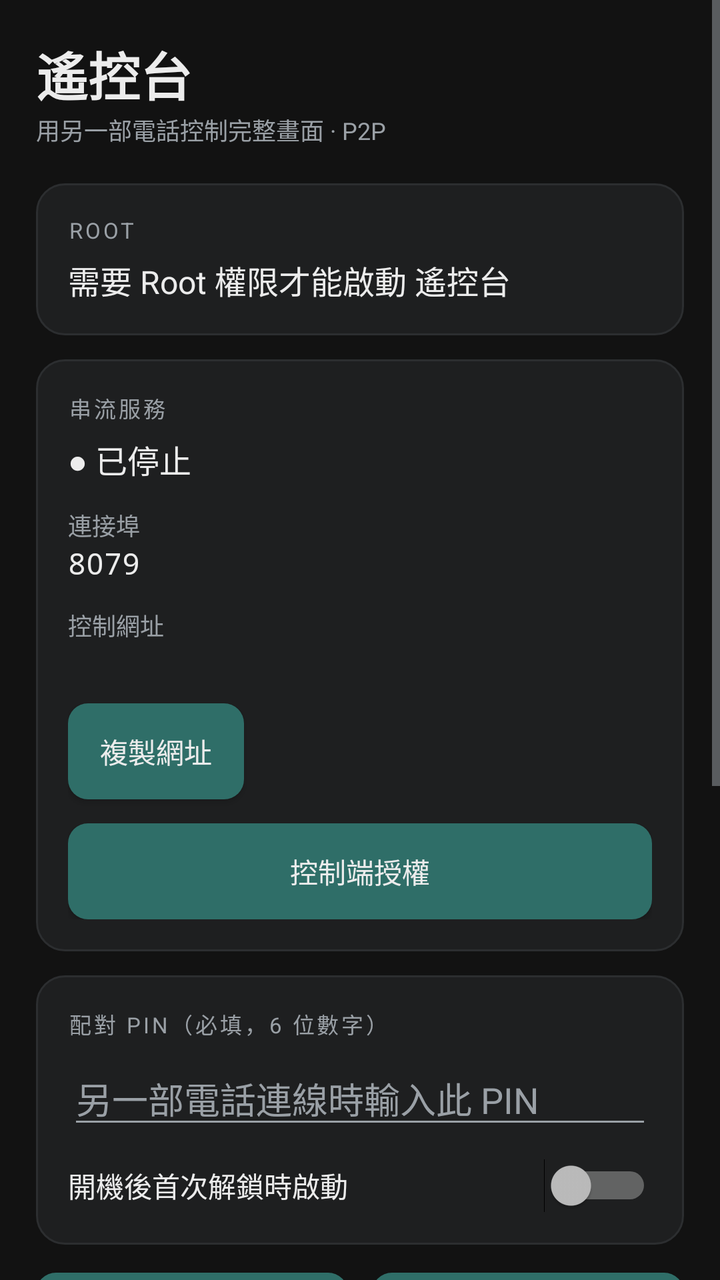
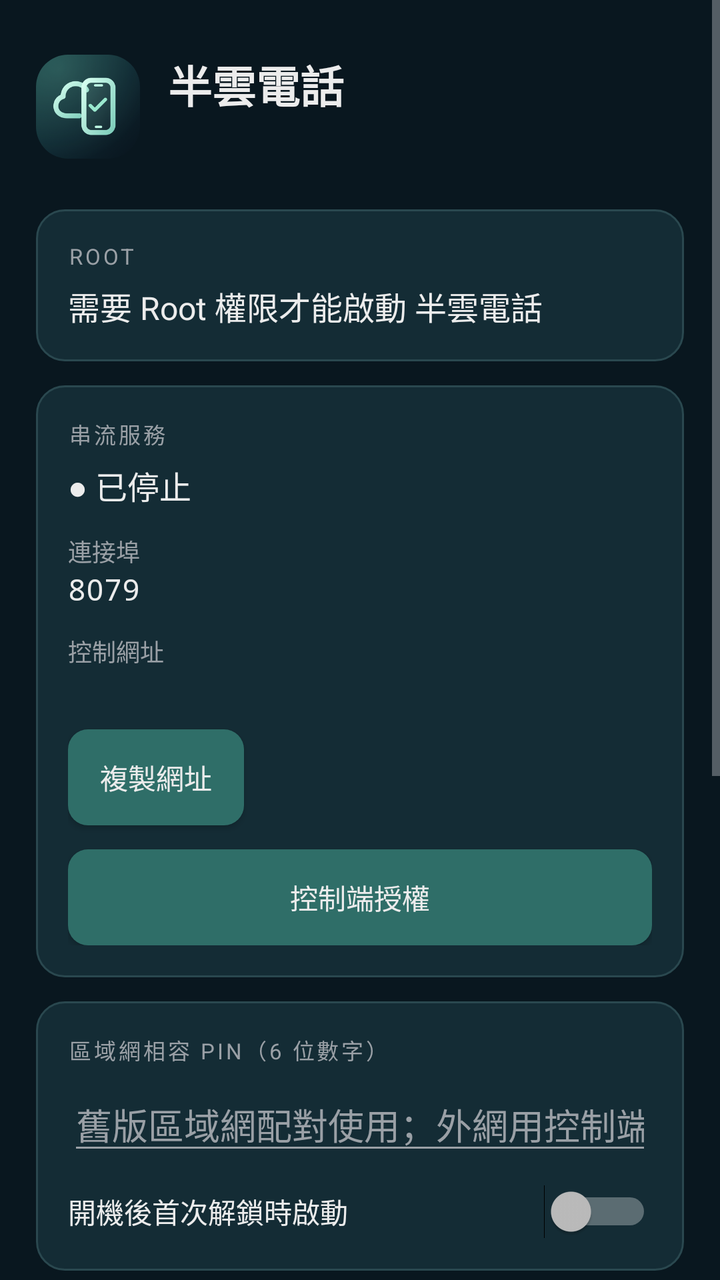

Compare the two renders of this Android layout. The source of the first and the diff that turns it into the second are given below.
<!-- AndroidManifest.xml: application theme Theme.WebScreen -->
<!-- res/layout/activity_main.xml -->
<?xml version="1.0" encoding="utf-8"?>
<ScrollView xmlns:android="http://schemas.android.com/apk/res/android"
    android:layout_width="match_parent"
    android:layout_height="match_parent"
    android:background="@color/bg"
    android:fillViewport="true">

    <LinearLayout
        android:layout_width="match_parent"
        android:layout_height="wrap_content"
        android:orientation="vertical"
        android:padding="18dp">

        <TextView
            android:layout_width="wrap_content"
            android:layout_height="wrap_content"
            android:text="@string/app_name"
            android:textColor="@color/text_primary"
            android:textSize="26sp"
            android:textStyle="bold" />

        <TextView
            android:layout_width="wrap_content"
            android:layout_height="wrap_content"
            android:layout_marginBottom="18dp"
            android:text="@string/subtitle"
            android:textColor="@color/text_secondary"
            android:textSize="12sp" />

        
        <LinearLayout
            style="@style/Card"
            android:layout_width="match_parent"
            android:layout_height="wrap_content">

            <TextView
                style="@style/CardLabel"
                android:layout_width="wrap_content"
                android:layout_height="wrap_content"
                android:text="@string/label_root" />

            <TextView
                android:id="@+id/rootStatus"
                style="@style/CardValue"
                android:layout_width="wrap_content"
                android:layout_height="wrap_content"
                android:text="@string/need_root" />
        </LinearLayout>

        
        <LinearLayout
            style="@style/Card"
            android:layout_width="match_parent"
            android:layout_height="wrap_content"
            android:layout_marginTop="12dp">

            <TextView
                style="@style/CardLabel"
                android:layout_width="wrap_content"
                android:layout_height="wrap_content"
                android:text="@string/label_server" />

            <TextView
                android:id="@+id/serverStatus"
                style="@style/CardValue"
                android:layout_width="wrap_content"
                android:layout_height="wrap_content"
                android:text="@string/server_stopped" />

            <TextView
                android:layout_width="wrap_content"
                android:layout_height="wrap_content"
                android:layout_marginTop="12dp"
                android:text="@string/label_port"
                android:textColor="@color/text_secondary"
                android:textSize="12sp" />

            <TextView
                android:id="@+id/portView"
                android:layout_width="wrap_content"
                android:layout_height="wrap_content"
                android:fontFamily="monospace"
                android:text="8079"
                android:textColor="@color/text_primary"
                android:textSize="15sp" />

            <TextView
                android:layout_width="wrap_content"
                android:layout_height="wrap_content"
                android:layout_marginTop="12dp"
                android:text="@string/label_address"
                android:textColor="@color/text_secondary"
                android:textSize="12sp" />

            <TextView
                android:id="@+id/addressView"
                android:layout_width="match_parent"
                android:layout_height="wrap_content"
                android:fontFamily="monospace"
                android:textIsSelectable="true"
                android:textColor="@color/accent"
                android:textSize="15sp" />

            <Button
                android:id="@+id/copyButton"
                android:layout_width="wrap_content"
                android:layout_height="wrap_content"
                android:layout_marginTop="10dp"
                android:background="@drawable/button_bg"
                android:text="@string/action_copy"
                android:textColor="@color/text_primary" />

            <Button
                android:id="@+id/controllerTrustButton"
                android:layout_width="match_parent"
                android:layout_height="wrap_content"
                android:layout_marginTop="12dp"
                android:background="@drawable/button_bg"
                android:text="控制端授權"
                android:textColor="@color/text_primary" />
        </LinearLayout>

        
        <LinearLayout
            style="@style/Card"
            android:layout_width="match_parent"
            android:layout_height="wrap_content"
            android:layout_marginTop="12dp">

            <TextView
                style="@style/CardLabel"
                android:layout_width="wrap_content"
                android:layout_height="wrap_content"
                android:text="@string/label_pin" />

            <EditText
                android:id="@+id/pinInput"
                android:layout_width="match_parent"
                android:layout_height="wrap_content"
                android:autofillHints=""
                android:hint="@string/pin_hint"
                android:inputType="number"
                android:maxLength="6"
                android:textColor="@color/text_primary"
                android:textColorHint="@color/text_secondary" />

            <Switch
                android:id="@+id/autoStartSwitch"
                android:layout_width="match_parent"
                android:layout_height="wrap_content"
                android:layout_marginTop="10dp"
                android:text="@string/label_autostart"
                android:textColor="@color/text_primary" />
        </LinearLayout>

        
        <LinearLayout
            android:layout_width="match_parent"
            android:layout_height="wrap_content"
            android:layout_marginTop="14dp"
            android:orientation="horizontal">

            <Button
                android:id="@+id/startButton"
                android:layout_width="0dp"
                android:layout_height="wrap_content"
                android:layout_marginEnd="6dp"
                android:layout_weight="1"
                android:background="@drawable/button_bg"
                android:text="@string/action_start"
                android:textColor="@color/text_primary" />

            <Button
                android:id="@+id/stopButton"
                android:layout_width="0dp"
                android:layout_height="wrap_content"
                android:layout_marginStart="6dp"
                android:layout_weight="1"
                android:background="@drawable/button_bg"
                android:text="@string/action_stop"
                android:textColor="@color/text_primary" />
        </LinearLayout>

        
        <LinearLayout
            style="@style/Card"
            android:layout_width="match_parent"
            android:layout_height="wrap_content"
            android:layout_marginTop="14dp"
            android:layout_marginBottom="18dp">

            <LinearLayout
                android:layout_width="match_parent"
                android:layout_height="wrap_content"
                android:gravity="center_vertical"
                android:orientation="horizontal">

                <TextView
                    style="@style/CardLabel"
                    android:layout_width="0dp"
                    android:layout_height="wrap_content"
                    android:layout_weight="1"
                    android:text="@string/label_log" />

                <Button
                    android:id="@+id/clearLogButton"
                    android:layout_width="wrap_content"
                    android:layout_height="wrap_content"
                    android:background="@drawable/button_bg"
                    android:minWidth="0dp"
                    android:paddingLeft="14dp"
                    android:paddingRight="14dp"
                    android:text="@string/action_clear"
                    android:textColor="@color/text_primary"
                    android:textSize="12sp" />
            </LinearLayout>

            <ScrollView
                android:id="@+id/logScroll"
                android:layout_width="match_parent"
                android:layout_height="220dp"
                android:layout_marginTop="8dp"
                android:background="#0E0F10"
                android:padding="10dp">

                <TextView
                    android:id="@+id/logView"
                    android:layout_width="match_parent"
                    android:layout_height="wrap_content"
                    android:fontFamily="monospace"
                    android:text="@string/log_empty"
                    android:textColor="@color/text_secondary"
                    android:textIsSelectable="true"
                    android:textSize="10sp" />
            </ScrollView>
        </LinearLayout>
    </LinearLayout>
</ScrollView>
<!-- resources referenced by this layout -->
<resources>
  <color name="accent">#4DB6AC</color>
  <color name="bg">#121212</color>
  <color name="text_primary">#ECECEC</color>
  <color name="text_secondary">#9AA0A6</color>
  <!-- drawable button_bg (drawable) -->
  <?xml version="1.0" encoding="utf-8"?>
  <shape xmlns:android="http://schemas.android.com/apk/res/android"
      android:shape="rectangle">
      <solid android:color="@color/accent_dim" />
      <corners android:radius="10dp" />
  </shape>
  <string name="action_clear">清除</string>
  <string name="action_copy">複製網址</string>
  <string name="action_start">啟動 遙控台</string>
  <string name="action_stop">停止 遙控台</string>
  <string name="app_name">遙控台</string>
  <string name="label_address">控制網址</string>
  <string name="label_autostart">開機後首次解鎖時啟動</string>
  <string name="label_log">診斷記錄</string>
  <string name="label_pin">配對 PIN（必填，6 位數字）</string>
  <string name="label_port">連接埠</string>
  <string name="label_root">ROOT</string>
  <string name="label_server">串流服務</string>
  <string name="log_empty">（暫時沒有記錄）</string>
  <string name="need_root">需要 Root 權限才能啟動 遙控台</string>
  <string name="pin_hint">另一部電話連線時輸入此 PIN</string>
  <string name="server_stopped">● 已停止</string>
  <string name="subtitle">用另一部電話控制完整畫面 · P2P</string>
  <style name="Card">
          <item name="android:background">@drawable/card_bg</item>
          <item name="android:padding">16dp</item>
          <item name="android:orientation">vertical</item>
      </style>
  <style name="CardLabel">
          <item name="android:textColor">@color/text_secondary</item>
          <item name="android:textSize">11sp</item>
          <item name="android:letterSpacing">0.12</item>
          <item name="android:layout_marginBottom">6dp</item>
      </style>
  <style name="CardValue">
          <item name="android:textColor">@color/text_primary</item>
          <item name="android:textSize">16sp</item>
      </style>
  <style name="Theme.WebScreen" parent="@android:style/Theme.Material.NoActionBar">
          <item name="android:windowBackground">@color/bg</item>
          <item name="android:colorAccent">@color/accent</item>
          <item name="android:colorPrimary">@color/accent</item>
          <item name="android:colorPrimaryDark">@color/bg</item>
          <item name="android:textColorPrimary">@color/text_primary</item>
          <item name="android:textColorSecondary">@color/text_secondary</item>
          <item name="android:statusBarColor">@color/bg</item>
          <item name="android:navigationBarColor">@color/bg</item>
      </style>
  <color name="accent_dim">#2F6E68</color>
  <!-- drawable card_bg (drawable) -->
  <?xml version="1.0" encoding="utf-8"?>
  <shape xmlns:android="http://schemas.android.com/apk/res/android"
      android:shape="rectangle">
      <solid android:color="@color/card" />
      <corners android:radius="14dp" />
      <stroke
          android:width="1dp"
          android:color="@color/card_stroke" />
  </shape>
  <color name="card">#1E1F20</color>
  <color name="card_stroke">#2C2E30</color>
</resources>

<!-- the commit's change to res/layout/activity_main.xml (unified diff, before → after) -->
@@ -11,21 +11,13 @@
         android:orientation="vertical"
         android:padding="18dp">
 
-        <TextView
-            android:layout_width="wrap_content"
-            android:layout_height="wrap_content"
-            android:text="@string/app_name"
-            android:textColor="@color/text_primary"
-            android:textSize="26sp"
-            android:textStyle="bold" />
-
-        <TextView
-            android:layout_width="wrap_content"
-            android:layout_height="wrap_content"
-            android:layout_marginBottom="18dp"
-            android:text="@string/subtitle"
-            android:textColor="@color/text_secondary"
-            android:textSize="12sp" />
+        <LinearLayout android:layout_width="match_parent" android:layout_height="wrap_content" android:gravity="center_vertical" android:layout_marginTop="8dp" android:layout_marginBottom="24dp" android:orientation="horizontal">
+            <ImageView android:layout_width="52dp" android:layout_height="52dp" android:src="@drawable/brand_mark" android:background="@drawable/brand_icon_mask" android:clipToOutline="true" android:importantForAccessibility="no" />
+            <LinearLayout android:layout_width="0dp" android:layout_height="wrap_content" android:layout_weight="1" android:layout_marginStart="14dp" android:orientation="vertical">
+                <TextView android:layout_width="wrap_content" android:layout_height="wrap_content" android:text="@string/suite_name" android:textColor="@color/text_primary" android:textSize="22sp" android:textStyle="bold" />
+                <TextView android:id="@+id/brandVersion" android:layout_width="wrap_content" android:layout_height="wrap_content" android:layout_marginTop="6dp" android:textColor="@color/text_secondary" android:textSize="12sp" />
+            </LinearLayout>
+        </LinearLayout>
 
         
         <LinearLayout
<!-- resource entries referenced after the edit -->
@@ -1,9 +1,12 @@
 <!-- resources referenced by this layout -->
 <resources>
-  <color name="accent">#4DB6AC</color>
-  <color name="bg">#121212</color>
+  <color name="accent">#9AE8CE</color>
+  <color name="bg">#09171F</color>
   <color name="text_primary">#ECECEC</color>
   <color name="text_secondary">#9AA0A6</color>
+  <!-- drawable brand_icon_mask (drawable) -->
+  <shape xmlns:android="http://schemas.android.com/apk/res/android"><solid android:color="@color/bg"/><corners android:radius="16dp"/></shape>
+  <!-- drawable brand_mark: png bitmap (drawable-nodpi, 42685 bytes) -->
   <!-- drawable button_bg (drawable) -->
   <?xml version="1.0" encoding="utf-8"?>
   <shape xmlns:android="http://schemas.android.com/apk/res/android"
@@ -13,21 +16,20 @@
   </shape>
   <string name="action_clear">清除</string>
   <string name="action_copy">複製網址</string>
-  <string name="action_start">啟動 遙控台</string>
-  <string name="action_stop">停止 遙控台</string>
-  <string name="app_name">遙控台</string>
+  <string name="action_start">啟動 半雲電話</string>
+  <string name="action_stop">停止 半雲電話</string>
   <string name="label_address">控制網址</string>
   <string name="label_autostart">開機後首次解鎖時啟動</string>
   <string name="label_log">診斷記錄</string>
-  <string name="label_pin">配對 PIN（必填，6 位數字）</string>
+  <string name="label_pin">區域網相容 PIN（6 位數字）</string>
   <string name="label_port">連接埠</string>
   <string name="label_root">ROOT</string>
   <string name="label_server">串流服務</string>
   <string name="log_empty">（暫時沒有記錄）</string>
-  <string name="need_root">需要 Root 權限才能啟動 遙控台</string>
-  <string name="pin_hint">另一部電話連線時輸入此 PIN</string>
+  <string name="need_root">需要 Root 權限才能啟動 半雲電話</string>
+  <string name="pin_hint">舊版區域網配對使用；外網用控制端授權登入</string>
   <string name="server_stopped">● 已停止</string>
-  <string name="subtitle">用另一部電話控制完整畫面 · P2P</string>
+  <string name="suite_name">半雲電話</string>
   <style name="Card">
           <item name="android:background">@drawable/card_bg</item>
           <item name="android:padding">16dp</item>
@@ -64,7 +66,7 @@
           android:width="1dp"
           android:color="@color/card_stroke" />
   </shape>
-  <color name="card">#1E1F20</color>
-  <color name="card_stroke">#2C2E30</color>
+  <color name="card">#142C35</color>
+  <color name="card_stroke">#2A484F</color>
 </resources>
 
